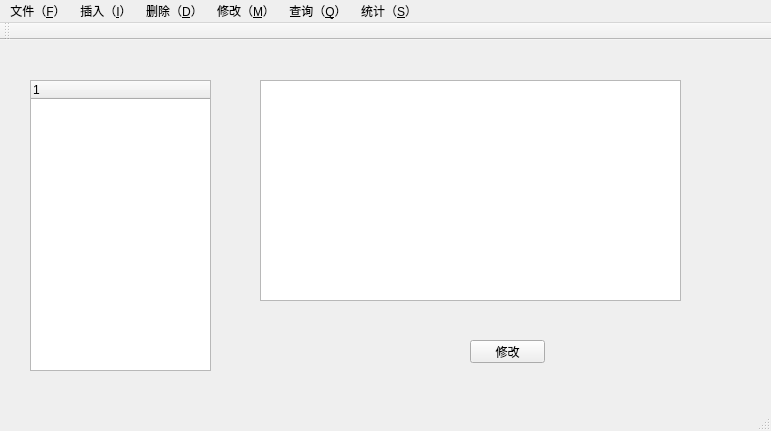
Above: mainwindow.ui from HoverWings/CourseDesign before the change. Below: the same form after it.
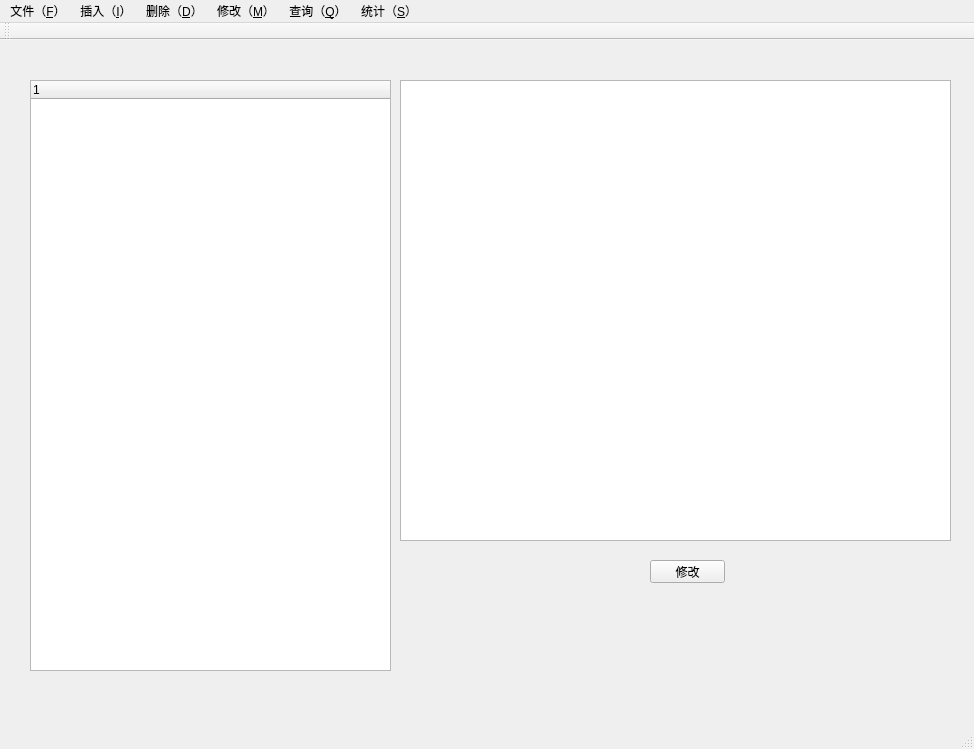
That is the form after the change.

Diff of the .ui file:
```diff
--- a/mainwindow.ui
+++ b/mainwindow.ui
@@ -6,8 +6,8 @@
    <rect>
     <x>0</x>
     <y>0</y>
-    <width>771</width>
-    <height>431</height>
+    <width>974</width>
+    <height>749</height>
    </rect>
   </property>
   <property name="windowTitle">
@@ -19,8 +19,8 @@
      <rect>
       <x>30</x>
       <y>40</y>
-      <width>181</width>
-      <height>291</height>
+      <width>361</width>
+      <height>591</height>
      </rect>
     </property>
     <column>
@@ -32,18 +32,18 @@
    <widget class="QTableWidget" name="tableWidget">
     <property name="geometry">
      <rect>
-      <x>260</x>
+      <x>400</x>
       <y>40</y>
-      <width>421</width>
-      <height>221</height>
+      <width>551</width>
+      <height>461</height>
      </rect>
     </property>
    </widget>
    <widget class="QPushButton" name="modifyButton">
     <property name="geometry">
      <rect>
-      <x>470</x>
-      <y>300</y>
+      <x>650</x>
+      <y>520</y>
       <width>75</width>
       <height>23</height>
      </rect>
@@ -58,7 +58,7 @@
     <rect>
      <x>0</x>
      <y>0</y>
-     <width>771</width>
+     <width>974</width>
      <height>23</height>
     </rect>
    </property>
```
Left out of the diff: 18 changed lines with no effect on the pictures.
